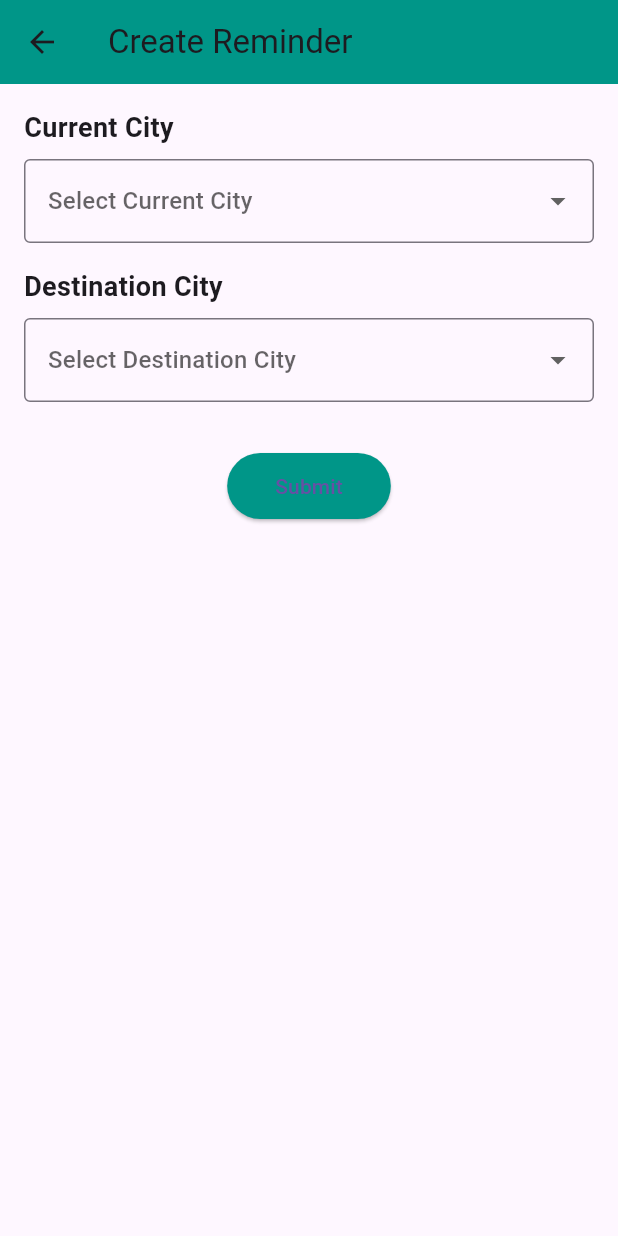
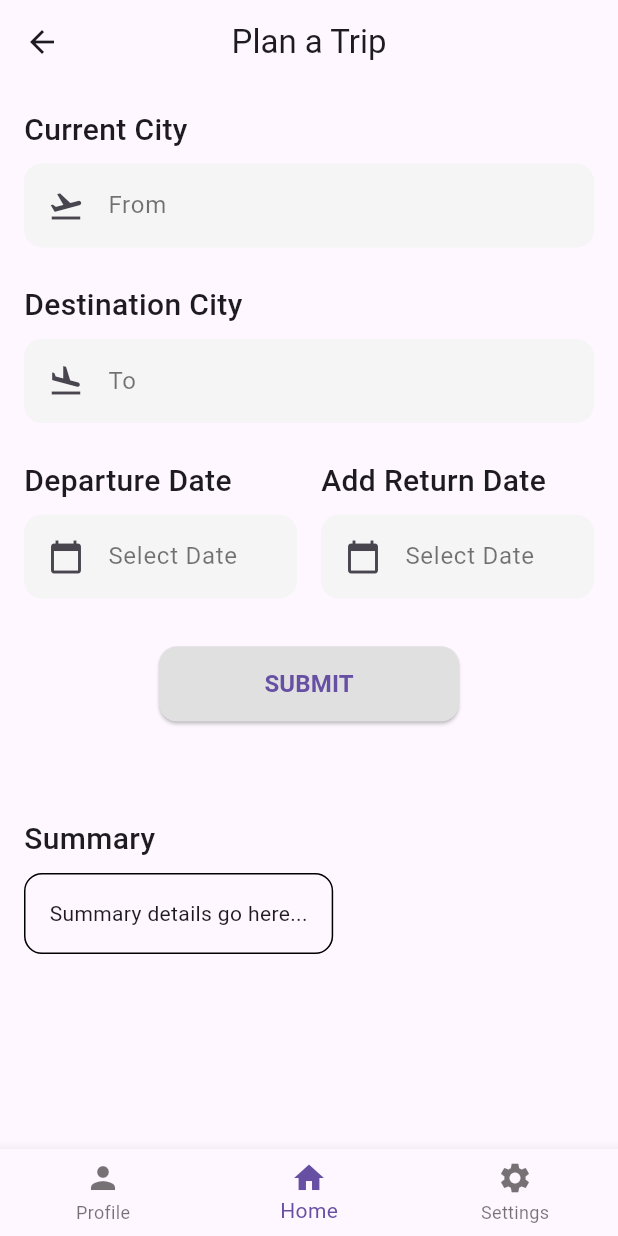
Before and after one commit to Nikhil-1426/TravelShield, a Flutter app: the CreateReminderPage screen opened directly with empty values, on a phone screen of 412 x 824 dp. Run offline on Flutter 3.47's test engine with Material 3 defaults, Android fonts, the phone set to English and light mode, and no system bars; our stand-ins replace cloud_firestore, curved_navigation_bar, firebase_auth, firebase_core, percent_indicator, shared_preferences; accounts and stored records are empty.

Commit message:
Temporary Commit

```diff
--- a/lib/create_reminder_page.dart
+++ b/lib/create_reminder_page.dart
@@ -5,10 +5,9 @@ import 'package:flutter/material.dart';
 import 'package:path_provider/path_provider.dart';
 import 'package:http/http.dart' as http;
 import 'package:flutter/services.dart';
-// import 'package:fl_chart/fl_chart.dart';
 
 class CreateReminderPage extends StatefulWidget {
-  final String uid; // User's UID
+  final String uid;
   const CreateReminderPage({Key? key, required this.uid}) : super(key: key);
 
   @override
@@ -18,7 +17,11 @@ class CreateReminderPage extends StatefulWidget {
 class _CreateReminderPageState extends State<CreateReminderPage> {
   String? currentCity;
   String? destinationCity;
-  String analysisResult = ""; // Variable to store the response
+  String? departureDate;
+  String? returnDate;
+  String analysisResult = "";
+  double? travelHealthScore;
+  bool isApproved = false;
 
   final Map<String, String> cityToFileMap = {
     'Mumbai': "assets/mumbai_diet.xlsx",
@@ -31,62 +34,115 @@ class _CreateReminderPageState extends State<CreateReminderPage> {
   Widget build(BuildContext context) {
     return Scaffold(
       appBar: AppBar(
-        title: Text("Create Reminder"),
-        backgroundColor: Colors.teal,
+        leading: IconButton(
+          icon: Icon(Icons.arrow_back),
+          onPressed: () => Navigator.pop(context),
         ),
-      body: Padding(
+        title: Text("Plan a Trip"),
+        centerTitle: true,
+      ),
+      body: SingleChildScrollView(
         padding: const EdgeInsets.all(16.0),
         child: Column(
           crossAxisAlignment: CrossAxisAlignment.start,
           children: [
-            // Dropdowns for selecting cities
             Text("Current City",
-                style: TextStyle(fontSize: 18, fontWeight: FontWeight.bold)),
+                style: TextStyle(fontSize: 20, fontWeight: FontWeight.w500)),
             SizedBox(height: 8),
-            DropdownButtonFormField<String>(
-              decoration: InputDecoration(border: OutlineInputBorder()),
-              value: currentCity,
-              items: cities.map((city) {
-                return DropdownMenuItem<String>(value: city, child: Text(city));
-              }).toList(),
-              onChanged: (value) {
-                setState(() {
-                  currentCity = value;
-                });
+            Container(
+              decoration: BoxDecoration(
+                color: Colors.grey[100],
+                borderRadius: BorderRadius.circular(12),
+              ),
+              child: ListTile(
+                leading: Icon(Icons.flight_takeoff),
+                title: Text(currentCity ?? "From",
+                    style: TextStyle(color: Colors.black54)),
+                onTap: () {
+                  showCitySelectionDialog(true);
                 },
-              hint: Text("Select Current City"),
               ),
-            SizedBox(height: 16),
+            ),
+            SizedBox(height: 24),
             Text("Destination City",
-                style: TextStyle(fontSize: 18, fontWeight: FontWeight.bold)),
+                style: TextStyle(fontSize: 20, fontWeight: FontWeight.w500)),
             SizedBox(height: 8),
-            DropdownButtonFormField<String>(
-              decoration: InputDecoration(border: OutlineInputBorder()),
-              value: destinationCity,
-              items: cities.map((city) {
-                return DropdownMenuItem<String>(value: city, child: Text(city));
-              }).toList(),
-              onChanged: (value) {
-                setState(() {
-                  destinationCity = value;
-                });
+            Container(
+              decoration: BoxDecoration(
+                color: Colors.grey[100],
+                borderRadius: BorderRadius.circular(12),
+              ),
+              child: ListTile(
+                leading: Icon(Icons.flight_land),
+                title: Text(destinationCity ?? "To",
+                    style: TextStyle(color: Colors.black54)),
+                onTap: () {
+                  showCitySelectionDialog(false);
                 },
-              hint: Text("Select Destination City"),
+              ),
+            ),
+            SizedBox(height: 24),
+            Row(
+              children: [
+                Expanded(
+                  child: Column(
+                    crossAxisAlignment: CrossAxisAlignment.start,
+                    children: [
+                      Text("Departure Date",
+                          style: TextStyle(
+                              fontSize: 20, fontWeight: FontWeight.w500)),
+                      SizedBox(height: 8),
+                      Container(
+                        decoration: BoxDecoration(
+                          color: Colors.grey[100],
+                          borderRadius: BorderRadius.circular(12),
+                        ),
+                        child: ListTile(
+                          leading: Icon(Icons.calendar_today),
+                          title: Text("Select Date",
+                              style: TextStyle(color: Colors.black54)),
+                          onTap: () {
+                            // Add date picker functionality
+                          },
+                        ),
+                      ),
+                    ],
+                  ),
+                ),
+                SizedBox(width: 16),
+                Expanded(
+                  child: Column(
+                    crossAxisAlignment: CrossAxisAlignment.start,
+                    children: [
+                      Text("Add Return Date",
+                          style: TextStyle(
+                              fontSize: 20, fontWeight: FontWeight.w500)),
+                      SizedBox(height: 8),
+                      Container(
+                        decoration: BoxDecoration(
+                          color: Colors.grey[100],
+                          borderRadius: BorderRadius.circular(12),
+                        ),
+                        child: ListTile(
+                          leading: Icon(Icons.calendar_today),
+                          title: Text("Select Date",
+                              style: TextStyle(color: Colors.black54)),
+                          onTap: () {
+                            // Add date picker functionality
+                          },
+                        ),
+                      ),
+                    ],
+                  ),
+                ),
+              ],
             ),
             SizedBox(height: 32),
             Center(
               child: ElevatedButton(
                 onPressed: () async {
-                  if (currentCity != null &&
-                      destinationCity != null &&
-                      cityToFileMap.containsKey(currentCity!) &&
-                      cityToFileMap.containsKey(destinationCity!)) {
+                  if (currentCity != null && destinationCity != null) {
                     try {
-                      ScaffoldMessenger.of(context).showSnackBar(
-                        SnackBar(
-                            content: Text(
-                                "Data successfully submitted for analysis!")),
-                      );
                       await processAndSendData();
                       await calculateTravelHealthScore();
                     } catch (e) {
@@ -100,21 +156,84 @@ class _CreateReminderPageState extends State<CreateReminderPage> {
                     );
                   }
                 },
-                child: Text("Submit"),
+                child: Text("SUBMIT",
+                    style: TextStyle(fontSize: 16, fontWeight: FontWeight.bold)),
                 style: ElevatedButton.styleFrom(
-                  backgroundColor: Colors.teal,
-                  padding: EdgeInsets.symmetric(horizontal: 32, vertical: 12),
+                  backgroundColor: Colors.grey[300],
+                  minimumSize: Size(200, 50),
+                  shape: RoundedRectangleBorder(
+                    borderRadius: BorderRadius.circular(12),
+                  ),
                 ),
               ),
             ),
             SizedBox(height: 32),
+            if (travelHealthScore != null) ...[
+              Center(
+                child: Column(
+                  children: [
+                    Text("From -> To",
+                        style: TextStyle(
+                            fontSize: 18, fontWeight: FontWeight.w500)),
+                    SizedBox(height: 8),
+                    Text("Approved",
+                        style: TextStyle(
+                            fontSize: 18,
+                            fontWeight: FontWeight.w500,
+                            color: Colors.green)),
+                    SizedBox(height: 8),
+                    Container(
+                      decoration: BoxDecoration(
+                        shape: BoxShape.circle,
+                        border: Border.all(color: Colors.black, width: 2),
+                      ),
+                      padding: EdgeInsets.all(16),
+                      child: Text(
+                        "${travelHealthScore?.toStringAsFixed(1)}",
+                        style: TextStyle(
+                            fontSize: 24, fontWeight: FontWeight.bold),
+                      ),
+                    ),
                   ],
                 ),
               ),
+            ],
+            SizedBox(height: 32),
+            Text("Summary",
+                style: TextStyle(fontSize: 20, fontWeight: FontWeight.w500)),
+            SizedBox(height: 8),
+            Container(
+              decoration: BoxDecoration(
+                border: Border.all(color: Colors.black, width: 1),
+                borderRadius: BorderRadius.circular(12),
+              ),
+              padding: EdgeInsets.all(16),
+              child: Text(analysisResult.isEmpty
+                  ? "Summary details go here..."
+                  : analysisResult),
+            ),
+          ],
+        ),
+      ),
+      bottomNavigationBar: BottomNavigationBar(
+        currentIndex: 1,
+        items: [
+          BottomNavigationBarItem(
+            icon: Icon(Icons.person),
+            label: 'Profile',
+          ),
+          BottomNavigationBarItem(
+            icon: Icon(Icons.home),
+            label: 'Home',
+          ),
+          BottomNavigationBarItem(
+            icon: Icon(Icons.settings),
+            label: 'Settings',
+          ),
+        ],
+      ),
     );
   }
-
-  // Show the result in a Dialog (Popup)
   void showAnalysisDialog(BuildContext context, String analysisResult) {
     showDialog(
       context: context,
@@ -161,6 +280,36 @@ class _CreateReminderPageState extends State<CreateReminderPage> {
                 ),
               ],
             ),
+          ),
+        );
+
+      },
+    );
+  }
+
+  void showCitySelectionDialog(bool isCurrentCity) {
+    showDialog(
+      context: context,
+      builder: (BuildContext context) {
+        return AlertDialog(
+          title: Text(isCurrentCity ? "Select Current City" : "Select Destination City"),
+          content: Column(
+            mainAxisSize: MainAxisSize.min,
+            children: cities
+                .map((city) => ListTile(
+                      title: Text(city),
+                      onTap: () {
+                        setState(() {
+                          if (isCurrentCity) {
+                            currentCity = city;
+                          } else {
+                            destinationCity = city;
+                          }
+                        });
+                        Navigator.pop(context);
+                      },
+                    ))
+                .toList(),
           ),
         );
       },
@@ -375,8 +524,7 @@ Future<void> calculateTravelHealthScore() async {
   required String currentCityXlsxPath,
   required String destinationCityXlsxPath,
 }) async {
-    final uri = Uri.parse(
-        "http://192.168.76.29:5000/analyze-travel-health"); // Updated endpoint
+  final uri = Uri.parse("http://192.168.76.29:5000/analyze-travel-health"); // Updated endpoint
   final request = http.MultipartRequest('POST', uri);
 
   // Attach cities info
@@ -384,14 +532,11 @@ Future<void> calculateTravelHealthScore() async {
   request.fields['destination_city'] = destinationCity;
 
   // Attach JSON file with user responses
-    request.files
-        .add(await http.MultipartFile.fromPath('responses', jsonFilePath));
+  request.files.add(await http.MultipartFile.fromPath('responses', jsonFilePath));
 
   // Attach the city-specific diet files
-    request.files.add(await http.MultipartFile.fromPath(
-        'current_city_diet', currentCityXlsxPath));
-    request.files.add(await http.MultipartFile.fromPath(
-        'destination_city_diet', destinationCityXlsxPath));
+  request.files.add(await http.MultipartFile.fromPath('current_city_diet', currentCityXlsxPath));
+  request.files.add(await http.MultipartFile.fromPath('destination_city_diet', destinationCityXlsxPath));
 
   // Send the request
   final response = await request.send();
@@ -400,11 +545,13 @@ Future<void> calculateTravelHealthScore() async {
     final responseData = await http.Response.fromStream(response);
     final analysisResult = jsonDecode(responseData.body)['analysis'];
 
-      // Show the analysis result in a dialog
-      showAnalysisDialog(context, analysisResult);
+    // Update the analysis result and display it in the summary container
+    setState(() {
+      this.analysisResult = analysisResult;
+    });
   } else {
-      throw Exception(
-          "Failed to send data to Gemini. Status code: ${response.statusCode}");
+    throw Exception("Failed to send data to Gemini. Status code: ${response.statusCode}");
   }
 }
+
 }
--- a/lib/profile_page.dart
+++ b/lib/profile_page.dart
@@ -252,7 +252,7 @@ class _ProfilePageState extends State<ProfilePage> {
                                     crossAxisAlignment: CrossAxisAlignment.start,
                                     children: [
                                       Text(
-                                        "${tripData['from'] ?? 'Unknown'} → ${tripData['to'] ?? 'Unknown'}",
+                                        "${tripData['currentCity'] ?? 'Unknown'} → ${tripData['destinationCity'] ?? 'Unknown'}",
                                         style: const TextStyle(
                                           fontSize: 16,
                                           fontWeight: FontWeight.w600,
```
Also changed, not shown: uploads/responses.json (+1 -1 lines). Lines whose indentation alone changed are shown as unchanged.
